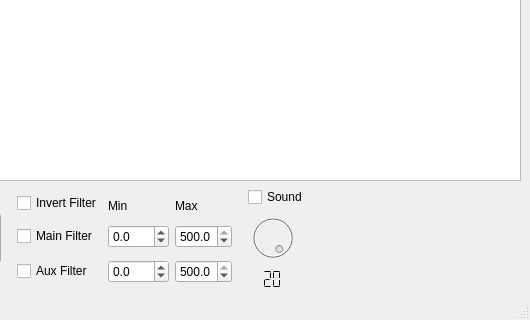
Qt form app/datastorage.ui (Tykyo/qt-brymen-86x) before a commit; both pictures show x 332 to 862 and y 455 to 775 of the 862 by 775 pixel window.
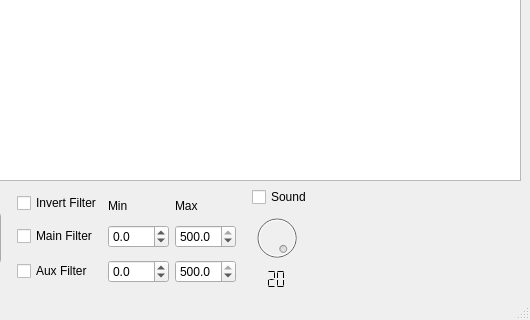
The same form after that commit.

Patch:
```diff
--- a/app/datastorage.ui
+++ b/app/datastorage.ui
@@ -205,6 +205,9 @@
           <property name="decimals">
            <number>1</number>
           </property>
+          <property name="minimum">
+           <double>-500.000000000000000</double>
+          </property>
           <property name="maximum">
            <double>500.000000000000000</double>
           </property>
@@ -225,6 +228,9 @@
           <property name="decimals">
            <number>1</number>
           </property>
+          <property name="minimum">
+           <double>-500.000000000000000</double>
+          </property>
           <property name="maximum">
            <double>500.000000000000000</double>
           </property>
```
